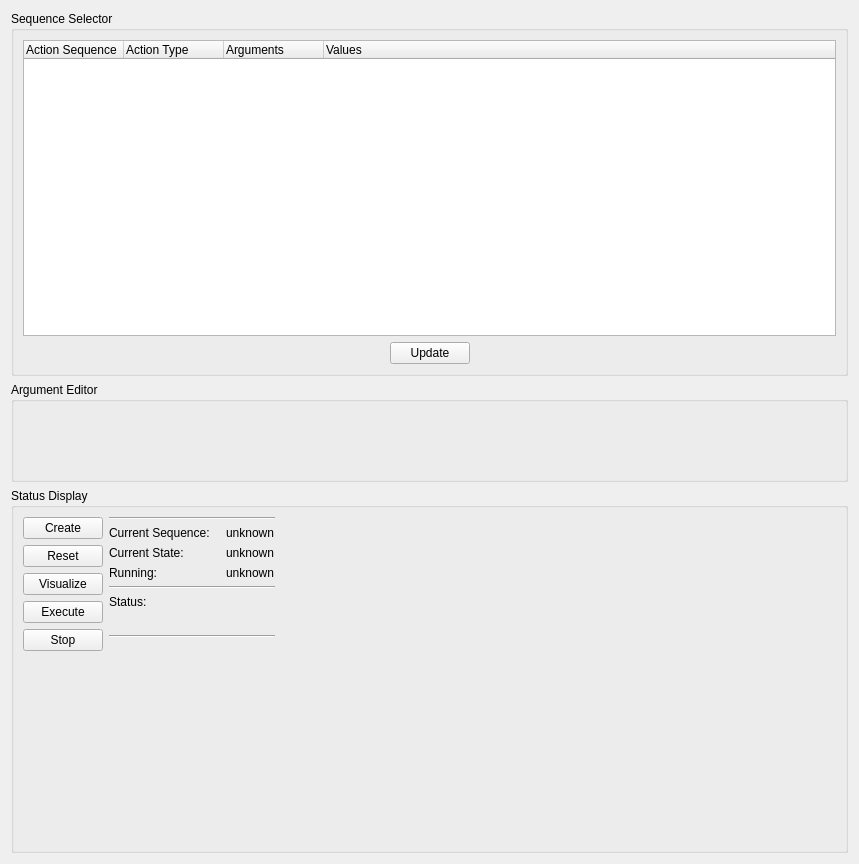
Before: the Qt Designer form software/ddapp/src/app/ddActionManager.ui in openhumanoids/oh-distro, drawn with Qt 5.
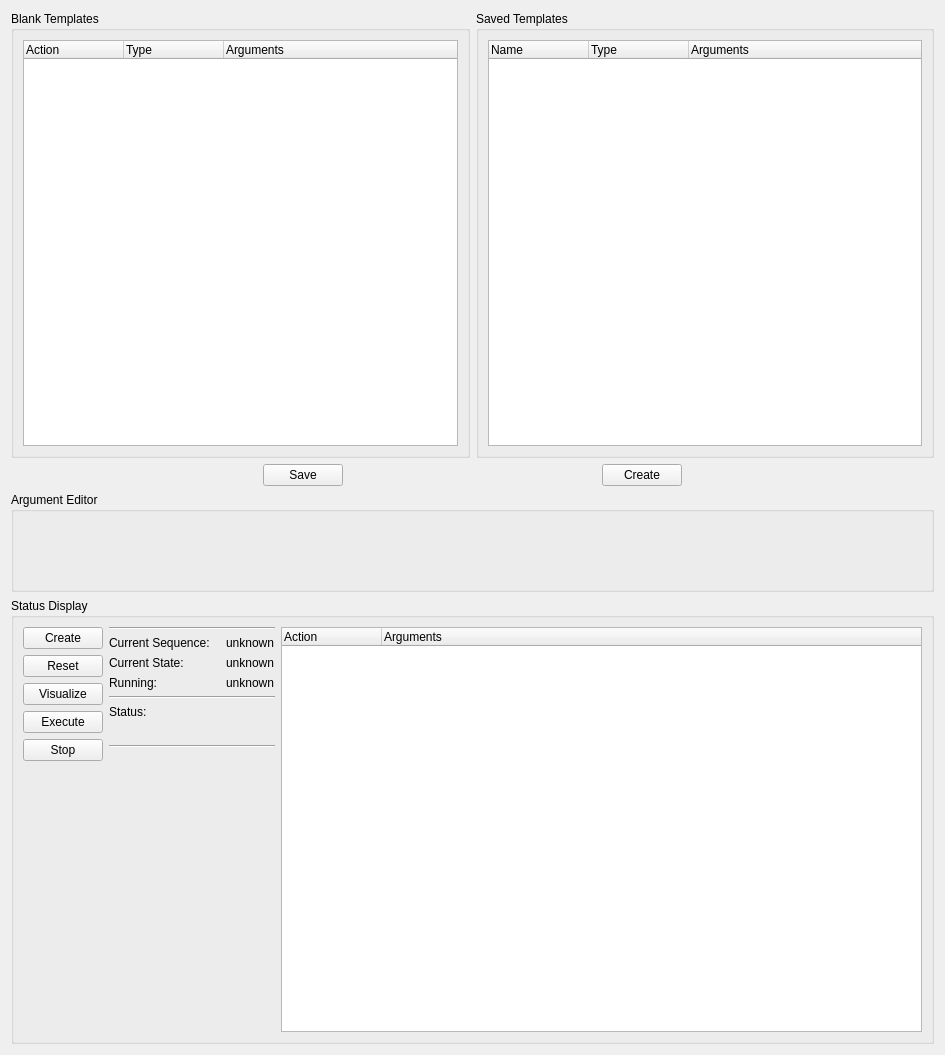
After: the same form once the commit is applied.

Commit message: ActionManager panel updates to reflect new ideas on how to save, edit and display action sequences.

The edit to the form file:
```diff
--- a/software/ddapp/src/app/ddActionManager.ui
+++ b/software/ddapp/src/app/ddActionManager.ui
@@ -6,8 +6,8 @@
    <rect>
     <x>0</x>
     <y>0</y>
-    <width>859</width>
-    <height>864</height>
+    <width>945</width>
+    <height>1055</height>
    </rect>
   </property>
   <property name="windowTitle">
@@ -15,7 +15,9 @@
   </property>
   <layout class="QVBoxLayout" name="verticalLayout">
    <item>
-    <widget class="QGroupBox" name="sequenceSelector">
+    <layout class="QHBoxLayout" name="horizontalLayout_5">
+     <item>
+      <widget class="QGroupBox" name="blankTemplates">
      <property name="minimumSize">
       <size>
        <width>360</width>
@@ -23,11 +25,39 @@
       </size>
      </property>
      <property name="title">
-      <string>Sequence Selector</string>
-     </property>
-     <layout class="QVBoxLayout" name="verticalLayout_3">
+        <string>Blank Templates</string>
+       </property>
+       <layout class="QHBoxLayout" name="horizontalLayout">
       <item>
-       <widget class="QTreeWidget" name="sequenceTree">
+         <widget class="QTreeWidget" name="templateTree">
+          <column>
+           <property name="text">
+            <string>Action</string>
+           </property>
+          </column>
+          <column>
+           <property name="text">
+            <string>Type</string>
+           </property>
+          </column>
+          <column>
+           <property name="text">
+            <string>Arguments</string>
+           </property>
+          </column>
+         </widget>
+        </item>
+       </layout>
+      </widget>
+     </item>
+     <item>
+      <widget class="QGroupBox" name="savedTemplates">
+       <property name="title">
+        <string>Saved Templates</string>
+       </property>
+       <layout class="QHBoxLayout" name="horizontalLayout_3">
+        <item>
+         <widget class="QTreeWidget" name="savedTree">
         <property name="minimumSize">
          <size>
           <width>300</width>
@@ -36,12 +66,12 @@
         </property>
         <column>
          <property name="text">
-          <string>Action Sequence</string>
+            <string>Name</string>
          </property>
         </column>
         <column>
          <property name="text">
-          <string>Action Type</string>
+            <string>Type</string>
          </property>
         </column>
         <column>
@@ -49,15 +79,15 @@
           <string>Arguments</string>
          </property>
         </column>
-        <column>
-         <property name="text">
-          <string>Values</string>
-         </property>
-        </column>
-       </widget>
+         </widget>
+        </item>
+       </layout>
+      </widget>
+     </item>
+    </layout>
       </item>
       <item>
-       <layout class="QHBoxLayout" name="horizontalLayout_4">
+    <layout class="QHBoxLayout" name="horizontalLayout_2">
         <item>
          <spacer name="horizontalSpacer">
           <property name="orientation">
@@ -74,7 +104,7 @@
         <item>
          <widget class="QPushButton" name="updateButton">
           <property name="text">
-           <string>Update</string>
+        <string>Save</string>
           </property>
          </widget>
         </item>
@@ -91,10 +121,27 @@
           </property>
          </spacer>
         </item>
-       </layout>
-      </item>
-     </layout>
-    </widget>
+     <item>
+      <widget class="QPushButton" name="createButton_2">
+       <property name="text">
+        <string>Create</string>
+       </property>
+      </widget>
+     </item>
+     <item>
+      <spacer name="horizontalSpacer_2">
+       <property name="orientation">
+        <enum>Qt::Horizontal</enum>
+       </property>
+       <property name="sizeHint" stdset="0">
+        <size>
+         <width>40</width>
+         <height>20</height>
+        </size>
+       </property>
+      </spacer>
+     </item>
+    </layout>
    </item>
    <item>
     <widget class="QGroupBox" name="argumentEditor">
@@ -273,17 +320,18 @@
        </layout>
       </item>
       <item row="0" column="4">
-       <spacer name="horizontalSpacer_2">
-        <property name="orientation">
-         <enum>Qt::Horizontal</enum>
-        </property>
-        <property name="sizeHint" stdset="0">
-         <size>
-          <width>40</width>
-          <height>20</height>
-         </size>
-        </property>
-       </spacer>
+       <widget class="QTreeWidget" name="treeWidget_2">
+        <column>
+         <property name="text">
+          <string>Action</string>
+         </property>
+        </column>
+        <column>
+         <property name="text">
+          <string>Arguments</string>
+         </property>
+        </column>
+       </widget>
       </item>
      </layout>
     </widget>
```
Left out of the diff: 2 changed lines with no effect on the pictures. Lines whose indentation alone changed are shown as unchanged. The commit also changes 1 other file.
